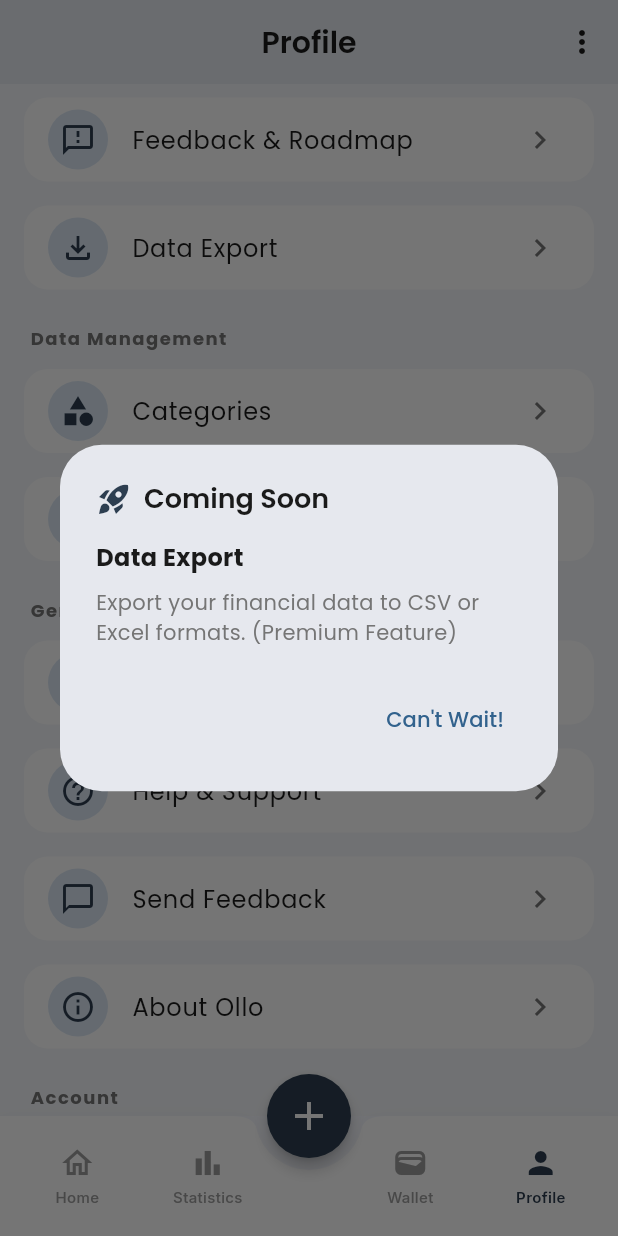
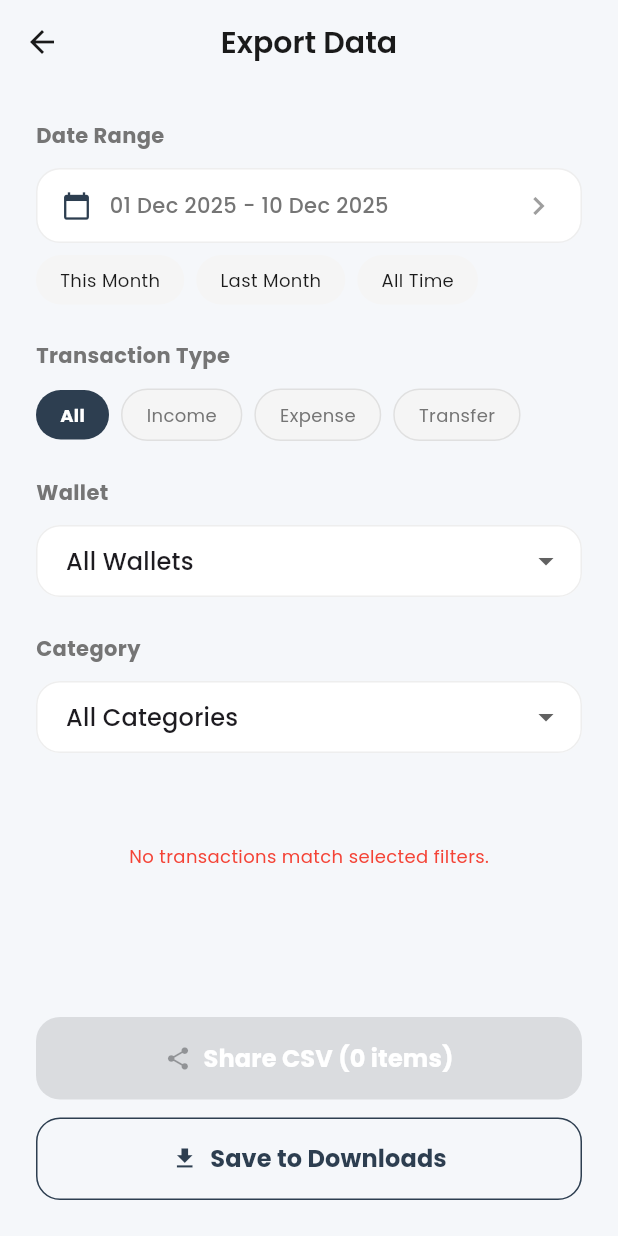
Before and after one commit to trianapriliant/Ollo, a Flutter app: the ProfileScreen screen opened by its route, scrolled down 576 dp, after a tap on "Data Export", on a phone screen of 412 x 824 dp. Run offline on Flutter 3.47's test engine with Material 3 defaults, Android fonts, the phone set to English and light mode, and no system bars; our stand-ins replace camera, csv, fl_chart, flutter_native_splash, flutter_riverpod, flutter_svg and 9 more; missing offline and left inert: google_mlkit_text_recognition, home_widget; accounts and stored records are empty; generated files the repository leaves out were written again; project files that could hold a hidden picture were left out.

Commit message:
chore: data export to csv

```diff
--- /dev/null
+++ b/lib/src/features/profile/application/data_export_service.dart
@@ -0,0 +1,220 @@
+import 'dart:io';
+import 'package:flutter_riverpod/flutter_riverpod.dart';
+import 'package:csv/csv.dart';
+import 'package:path_provider/path_provider.dart';
+import 'package:share_plus/share_plus.dart';
+import 'package:intl/intl.dart';
+import '../../transactions/data/transaction_repository.dart';
+import '../../wallets/data/wallet_repository.dart';
+import 'package:permission_handler/permission_handler.dart';
+import 'package:flutter/services.dart'; // For platform check if needed or use dart:io
+import '../../categories/data/category_repository.dart';
+import '../../transactions/domain/transaction.dart';
+
+final dataExportServiceProvider = Provider((ref) => DataExportService(ref));
+
+class DataExportService {
+  final Ref _ref;
+
+  DataExportService(this._ref);
+
+  Future<void> exportTransactionsToCsv({
+    required DateTime startDate,
+    required DateTime endDate,
+    String? walletId,
+    String? categoryId,
+    TransactionType? type,
+  }) async {
+    // 5. Generate CSV Data
+    final csvData = await _generateCsvData(
+      startDate: startDate,
+      endDate: endDate,
+      walletId: walletId,
+      categoryId: categoryId,
+      type: type,
+    );
+
+    // 6. Save to Temp File
+    final directory = await getTemporaryDirectory();
+    final path = "${directory.path}/ollo_export_${DateFormat('yyyyMMdd_HHmmss').format(DateTime.now())}.csv";
+    final file = File(path);
+    await file.writeAsString(csvData);
+
+    // 7. Share File
+    await Share.shareXFiles([XFile(path, mimeType: 'text/csv')], text: 'Here is my Ollo transaction data!');
+  }
+
+  Future<String> saveToDownloads({
+    required DateTime startDate,
+    required DateTime endDate,
+    String? walletId,
+    String? categoryId,
+    TransactionType? type,
+  }) async {
+    // 1. Generate CSV Data
+    final csvData = await _generateCsvData(
+       startDate: startDate,
+       endDate: endDate,
+       walletId: walletId,
+       categoryId: categoryId,
+       type: type
+    );
+
+    // 2. Determine Path
+    String? downloadPath;
+    if (Platform.isAndroid) {
+      downloadPath = '/storage/emulated/0/Download';
+    } else {
+      final dir = await getDownloadsDirectory();
+      downloadPath = dir?.path ?? (await getApplicationDocumentsDirectory()).path;
+    }
+
+    final fileName = "ollo_export_${DateFormat('yyyyMMdd_HHmmss').format(DateTime.now())}.csv";
+    final path = "$downloadPath/$fileName";
+    final file = File(path);
+
+    // 3. Write
+    try {
+        await file.writeAsString(csvData);
+        return path;
+    } catch (e) {
+        // Fallback for some restricted environments: try app docs
+        final docsDir = await getApplicationDocumentsDirectory();
+        final fallbackPath = "${docsDir.path}/$fileName";
+        final fallbackFile = File(fallbackPath);
+        await fallbackFile.writeAsString(csvData);
+        return fallbackPath;
+    }
+  }
+
+  Future<String> _generateCsvData({
+    required DateTime startDate,
+    required DateTime endDate,
+    String? walletId,
+    String? categoryId,
+    TransactionType? type,
+  }) async {
+    final transactionRepo = await _ref.read(transactionRepositoryProvider.future);
+    final walletRepo = await _ref.read(walletRepositoryProvider.future);
+    final categoryRepo = await _ref.read(categoryRepositoryProvider.future);
+
+    final allTransactions = await transactionRepo.getAllTransactions();
+    final wallets = await walletRepo.watchWallets().first;
+    final categories = await categoryRepo.getAllCategories();
+
+    final transactions = _filterTransactions(
+      allTransactions,
+      startDate: startDate,
+      endDate: endDate,
+      walletId: walletId,
+      categoryId: categoryId,
+      type: type,
+    );
+
+    if (transactions.isEmpty) {
+      throw Exception("No transactions match the selected filters");
+    }
+
+    final List<List<dynamic>> rows = [];
+    rows.add([ "Date", "Title", "Type", "Wallet", "Destination Wallet", "Category", "SubCategory", "Amount", "Note" ]);
+
+    final dateFormat = DateFormat('yyyy-MM-dd HH:mm:ss');
+
+    for (var t in transactions) {
+      final wallet = wallets.firstWhere((w) {
+         return (w.externalId ?? w.id.toString()) == t.walletId;
+      }, orElse: () => wallets.first);
+
+      String destWalletName = "";
+      if (t.destinationWalletId != null) {
+         final destWallet = wallets.firstWhere((w) {
+            return (w.externalId ?? w.id.toString()) == t.destinationWalletId;
+         }, orElse: () => wallets.first);
+         destWalletName = destWallet.name;
+      }
+
+      String categoryName = "";
+      if (t.categoryId != null) {
+         if (t.categoryId == 'bills') categoryName = "Bills";
+         else if (t.categoryId == 'wishlist') categoryName = "Wishlist";
+         else if (t.categoryId == 'debt') categoryName = "Debt";
+         else if (['notes', 'note', 'Smart Notes', 'smart notes'].contains(t.categoryId)) categoryName = "Smart Notes";
+         else {
+            final cat = categories.firstWhere((c) {
+               return (c.externalId ?? c.id.toString()) == t.categoryId;
+            }, orElse: () => categories.firstWhere((c) => c.name == 'Others', orElse: () => categories.first));
+            categoryName = cat.name;
+         }
+      }
+
+      rows.add([
+        dateFormat.format(t.date),
+        t.title,
+        t.type.name.toUpperCase(),
+        wallet.name,
+        destWalletName,
+        categoryName,
+        t.subCategoryName ?? "",
+        t.amount,
+        t.note ?? "",
+      ]);
+    }
+
+    return const ListToCsvConverter().convert(rows);
+  }
+
+  Future<int> getFilteredTransactionCount({
+    required DateTime startDate,
+    required DateTime endDate,
+    String? walletId,
+    String? categoryId,
+    TransactionType? type,
+  }) async {
+    final transactionRepo = await _ref.read(transactionRepositoryProvider.future);
+    final allTransactions = await transactionRepo.getAllTransactions();
+
+    final filtered = _filterTransactions(
+      allTransactions,
+      startDate: startDate,
+      endDate: endDate,
+      walletId: walletId,
+      categoryId: categoryId,
+      type: type,
+    );
+
+    return filtered.length;
+  }
+
+  List<Transaction> _filterTransactions(
+    List<Transaction> transactions, {
+    required DateTime startDate,
+    required DateTime endDate,
+    String? walletId,
+    String? categoryId,
+    TransactionType? type,
+  }) {
+    // Normalize dates
+    final start = DateTime(startDate.year, startDate.month, startDate.day);
+    final end = DateTime(endDate.year, endDate.month, endDate.day, 23, 59, 59);
+
+    return transactions.where((t) {
+      // Date Filter
+      if (t.date.isBefore(start) || t.date.isAfter(end)) return false;
+
+      // Type Filter
+      if (type != null && t.type != type) return false;
+
+      // Wallet Filter
+      if (walletId != null && t.walletId != walletId) return false;
+
+      // Category Filter
+      if (categoryId != null) {
+        // Special System Categories are handled by ID string check
+        // Regular categories match by ID
+        if (t.categoryId != categoryId) return false;
+      }
+
+      return true;
+    }).toList();
+  }
+}
--- /dev/null
+++ b/lib/src/features/profile/presentation/data_export_screen.dart
@@ -0,0 +1,453 @@
+import 'package:flutter/material.dart';
+import 'package:flutter_riverpod/flutter_riverpod.dart';
+import 'package:go_router/go_router.dart';
+import 'package:intl/intl.dart';
+import '../../../constants/app_colors.dart';
+import '../../../constants/app_text_styles.dart';
+// If CustomDatePicker is not flexible enough, we'll use standard showDateRangePicker
+import '../../wallets/presentation/wallet_provider.dart';
+import '../../categories/data/category_repository.dart';
+import '../../transactions/domain/transaction.dart';
+import '../../profile/application/data_export_service.dart';
+
+class DataExportScreen extends ConsumerStatefulWidget {
+  const DataExportScreen({super.key});
+
+  @override
+  ConsumerState<DataExportScreen> createState() => _DataExportScreenState();
+}
+
+class _DataExportScreenState extends ConsumerState<DataExportScreen> {
+  // Filters
+  DateTime _startDate = DateTime.now().subtract(const Duration(days: 30));
+  DateTime _endDate = DateTime.now();
+  String? _selectedWalletId;
+  String? _selectedCategoryId;
+  TransactionType? _selectedType;
+
+  // State
+  int _transactionCount = 0;
+  bool _isLoadingCount = true;
+  bool _isExporting = false;
+
+  @override
+  void initState() {
+    super.initState();
+    // Initialize defaults (e.g. This Month)
+    final now = DateTime.now();
+    _startDate = DateTime(now.year, now.month, 1);
+    _endDate = now;
+
+    _refreshCount();
+  }
+
+  void _refreshCount() async {
+    if (!mounted) return;
+    setState(() => _isLoadingCount = true);
+
+    try {
+      final service = ref.read(dataExportServiceProvider);
+      final count = await service.getFilteredTransactionCount(
+        startDate: _startDate,
+        endDate: _endDate,
+        walletId: _selectedWalletId,
+        categoryId: _selectedCategoryId,
+        type: _selectedType,
+      );
+
+      if (mounted) {
+        setState(() {
+          _transactionCount = count;
+          _isLoadingCount = false;
+        });
+      }
+    } catch (e) {
+      if (mounted) setState(() => _isLoadingCount = false);
+    }
+  }
+
+  Future<void> _handleExport() async {
+    setState(() => _isExporting = true);
+    try {
+      final service = ref.read(dataExportServiceProvider);
+      await service.exportTransactionsToCsv(
+        startDate: _startDate,
+        endDate: _endDate,
+        walletId: _selectedWalletId,
+        categoryId: _selectedCategoryId,
+        type: _selectedType,
+      );
+    } catch (e) {
+      ScaffoldMessenger.of(context).showSnackBar(
+        SnackBar(content: Text('Export failed: $e'), backgroundColor: Colors.red),
+      );
+    } finally {
+      if (mounted) setState(() => _isExporting = false);
+    }
+  }
+
+  Future<void> _handleSaveToDownloads() async {
+    setState(() => _isExporting = true);
+    try {
+      final service = ref.read(dataExportServiceProvider);
+      final path = await service.saveToDownloads(
+        startDate: _startDate,
+        endDate: _endDate,
+        walletId: _selectedWalletId,
+        categoryId: _selectedCategoryId,
+        type: _selectedType,
+      );
+
+      if (mounted) {
+         ScaffoldMessenger.of(context).showSnackBar(
+            SnackBar(
+               content: Text('File saved to: $path'),
+               backgroundColor: Colors.green,
+               duration: const Duration(seconds: 4),
+            ),
+         );
+      }
+    } catch (e) {
+      if (mounted) {
+         ScaffoldMessenger.of(context).showSnackBar(
+           SnackBar(content: Text('Save failed: $e'), backgroundColor: Colors.red),
+         );
+      }
+    } finally {
+      if (mounted) setState(() => _isExporting = false);
+    }
+  }
+
+  void _selectDateRange() async {
+    final picked = await showDateRangePicker(
+      context: context,
+      firstDate: DateTime(2020),
+      lastDate: DateTime.now(),
+      initialDateRange: DateTimeRange(start: _startDate, end: _endDate),
+      builder: (context, child) {
+        return Theme(
+          data: Theme.of(context).copyWith(
+            colorScheme: const ColorScheme.light(
+              primary: AppColors.primary,
+              onPrimary: Colors.white,
+              onSurface: AppColors.textPrimary,
+            ),
+          ),
+          child: child!,
+        );
+      },
+    );
+
+    if (picked != null) {
+      setState(() {
+        _startDate = picked.start;
+        _endDate = picked.end;
+      });
+      _refreshCount();
+    }
+  }
+
+  @override
+  Widget build(BuildContext context) {
+    final walletsAsync = ref.watch(walletListProvider);
+    final categoriesAsync = ref.watch(allCategoriesStreamProvider);
+
+    return Scaffold(
+      backgroundColor: AppColors.background,
+      appBar: AppBar(
+        backgroundColor: Colors.transparent,
+        elevation: 0,
+        leading: IconButton(
+          icon: const Icon(Icons.arrow_back, color: AppColors.textPrimary),
+          onPressed: () => context.pop(),
+        ),
+        title: Text('Export Data', style: AppTextStyles.h2),
+        centerTitle: true,
+      ),
+      body: SingleChildScrollView(
+        padding: const EdgeInsets.all(24.0),
+        child: Column(
+          crossAxisAlignment: CrossAxisAlignment.start,
+          children: [
+            // Date Range Section
+             _buildSectionTitle('Date Range'),
+            const SizedBox(height: 12),
+            GestureDetector(
+              onTap: _selectDateRange,
+              child: Container(
+                padding: const EdgeInsets.symmetric(horizontal: 16, vertical: 12),
+                decoration: BoxDecoration(
+                  color: Colors.white,
+                  borderRadius: BorderRadius.circular(16),
+                  border: Border.all(color: Colors.grey[200]!),
+                ),
+                child: Row(
+                  children: [
+                    const Icon(Icons.calendar_today, color: AppColors.primary, size: 20),
+                    const SizedBox(width: 12),
+                    Expanded(
+                      child: Text(
+                        '${DateFormat('dd MMM yyyy').format(_startDate)} - ${DateFormat('dd MMM yyyy').format(_endDate)}',
+                        style: AppTextStyles.bodyMedium.copyWith(fontWeight: FontWeight.w500),
+                      ),
+                    ),
+                    const Icon(Icons.chevron_right, color: Colors.grey),
+                  ],
+                ),
+              ),
+            ),
+            const SizedBox(height: 8),
+            // Quick Presets
+            SingleChildScrollView(
+              scrollDirection: Axis.horizontal,
+              child: Row(
+                children: [
+                   _buildChip('This Month', () {
+                      final now = DateTime.now();
+                      setState(() {
+                         _startDate = DateTime(now.year, now.month, 1);
+                         _endDate = now;
+                      });
+                      _refreshCount();
+                   }, isSelected: false), // Logic to highlight complex
+                   const SizedBox(width: 8),
+                   _buildChip('Last Month', () {
+                      final now = DateTime.now();
+                      final start = DateTime(now.year, now.month - 1, 1);
+                      final end = DateTime(now.year, now.month, 0);
+                      setState(() {
+                         _startDate = start;
+                         _endDate = end;
+                      });
+                      _refreshCount();
+                   }, isSelected: false),
+                   const SizedBox(width: 8),
+                   _buildChip('All Time', () {
+                      setState(() {
+                         _startDate = DateTime(2020);
+                         _endDate = DateTime.now();
+                      });
+                      _refreshCount();
+                   }, isSelected: false),
+                ],
+              ),
+            ),
+
+            const SizedBox(height: 24),
+
+            // Type Filter
+            _buildSectionTitle('Transaction Type'),
+            const SizedBox(height: 12),
+            SingleChildScrollView(
+              scrollDirection: Axis.horizontal,
+              child: Row(
+                children: [
+                  _buildTypeChip('All', null),
+                  const SizedBox(width: 8),
+                  _buildTypeChip('Income', TransactionType.income),
+                  const SizedBox(width: 8),
+                  _buildTypeChip('Expense', TransactionType.expense),
+                  const SizedBox(width: 8),
+                  _buildTypeChip('Transfer', TransactionType.transfer),
+                ],
+              ),
+            ),
+
+            const SizedBox(height: 24),
+
+            // Wallet Filter
+            _buildSectionTitle('Wallet'),
+            const SizedBox(height: 12),
+            walletsAsync.when(
+              data: (wallets) => DropdownButtonFormField<String?>(
+                value: _selectedWalletId,
+                decoration: _dropdownDecoration(),
+                items: [
+                  const DropdownMenuItem(value: null, child: Text('All Wallets')),
+                  ...wallets.map((w) => DropdownMenuItem(
+                    value: w.externalId ?? w.id.toString(),
+                    child: Text(w.name),
+                  )),
+                ],
+                onChanged: (val) {
+                  setState(() => _selectedWalletId = val);
+                  _refreshCount();
+                },
+              ),
+              loading: () => const LinearProgressIndicator(),
+              error: (_, __) => const SizedBox(),
+            ),
+
+            const SizedBox(height: 24),
+
+            // Category Filter
+            _buildSectionTitle('Category'),
+            const SizedBox(height: 12),
+            categoriesAsync.when(
+              data: (categories) => DropdownButtonFormField<String?>(
+                value: _selectedCategoryId,
+                decoration: _dropdownDecoration(),
+                items: [
+                  const DropdownMenuItem(value: null, child: Text('All Categories')),
+                  // Add special categories manually if desired, or skip
+                  ...categories.map((c) => DropdownMenuItem(
+                    value: c.externalId ?? c.id.toString(),
+                    child: Text(c.name),
+                  )),
+                ],
+                onChanged: (val) {
+                  setState(() => _selectedCategoryId = val);
+                  _refreshCount();
+                },
+              ),
+              loading: () => const LinearProgressIndicator(),
+              error: (_, __) => const SizedBox(),
+            ),
+
+            const SizedBox(height: 48),
+
+            if (_transactionCount == 0 && !_isLoadingCount)
+                Padding(
+                  padding: const EdgeInsets.only(top: 12),
+                  child: Center(
+                    child: Text(
+                      'No transactions match selected filters.',
+                      style: AppTextStyles.bodySmall.copyWith(color: Colors.red),
+                    ),
+                  ),
+                ),
+          ],
+        ),
+      ),
+      bottomNavigationBar: SafeArea(
+        child: Padding(
+          padding: const EdgeInsets.all(24.0),
+          child: Column(
+            mainAxisSize: MainAxisSize.min,
+            children: [
+              // Export Button (Share)
+              SizedBox(
+                width: double.infinity,
+                child: ElevatedButton.icon(
+                  onPressed: _isExporting || _transactionCount == 0
+                    ? null
+                    : _handleExport,
+                  style: ElevatedButton.styleFrom(
+                    backgroundColor: AppColors.primary,
+                    foregroundColor: Colors.white,
+                    padding: const EdgeInsets.symmetric(vertical: 16),
+                    shape: RoundedRectangleBorder(borderRadius: BorderRadius.circular(16)),
+                    elevation: 0,
+                  ),
+                  icon: _isExporting
+                    ? const SizedBox(width: 20, height: 20, child: CircularProgressIndicator(color: Colors.white, strokeWidth: 2))
+                    : const Icon(Icons.share),
+                  label: Text(
+                        _isLoadingCount
+                            ? 'Calculating...'
+                            : 'Share CSV ($_transactionCount items)',
+                        style: AppTextStyles.bodyLarge.copyWith(
+                          color: Colors.white,
+                          fontWeight: FontWeight.bold
+                        ),
+                    ),
+                ),
+              ),
+              const SizedBox(height: 12),
+              // Save to Downloads Button
+              SizedBox(
+                width: double.infinity,
+                child: OutlinedButton.icon(
+                   onPressed: _isExporting || _transactionCount == 0
+                    ? null
+                    : _handleSaveToDownloads,
+                   style: OutlinedButton.styleFrom(
+                      padding: const EdgeInsets.symmetric(vertical: 16),
+                      side: const BorderSide(color: AppColors.primary),
+                      shape: RoundedRectangleBorder(borderRadius: BorderRadius.circular(16)),
+                   ),
+                   icon: const Icon(Icons.download, color: AppColors.primary),
+                   label: const Text(
+                      "Save to Downloads",
+                      style: TextStyle(color: AppColors.primary, fontWeight: FontWeight.bold, fontSize: 16)
+                   ),
+                ),
+              ),
+            ],
+          ),
+        ),
+      ),
+    );
+  }
+
+  Widget _buildSectionTitle(String title) {
+    return Text(
+      title,
+      style: AppTextStyles.bodyMedium.copyWith(
+        fontWeight: FontWeight.bold,
+        color: AppColors.textSecondary
+      ),
+    );
+  }
+
+  InputDecoration _dropdownDecoration() {
+    return InputDecoration(
+      filled: true,
+      fillColor: Colors.white,
+      contentPadding: const EdgeInsets.symmetric(horizontal: 16, vertical: 12),
+      border: OutlineInputBorder(
+        borderRadius: BorderRadius.circular(16),
+        borderSide: BorderSide(color: Colors.grey[200]!),
+      ),
+      enabledBorder: OutlineInputBorder(
+         borderRadius: BorderRadius.circular(16),
+         borderSide: BorderSide(color: Colors.grey[200]!),
+      ),
+    );
+  }
+
+  Widget _buildChip(String label, VoidCallback onTap, {required bool isSelected}) {
+     return InkWell(
+        onTap: onTap,
+        child: Container(
+           padding: const EdgeInsets.symmetric(horizontal: 16, vertical: 8),
+           decoration: BoxDecoration(
+              color: isSelected ? AppColors.primary : Colors.grey[100],
+              borderRadius: BorderRadius.circular(20),
+           ),
+           child: Text(
+              label,
+              style: AppTextStyles.bodySmall.copyWith(
+                 color: isSelected ? Colors.white : AppColors.textPrimary,
+                 fontWeight: isSelected ? FontWeight.bold : FontWeight.normal,
+              ),
+           ),
+        ),
+     );
+  }
+
+  Widget _buildTypeChip(String label, TransactionType? type) {
+    bool isSelected = _selectedType == type;
+    return InkWell(
+      onTap: () {
+        setState(() => _selectedType = type);
+        _refreshCount();
+      },
+      child: Container(
+        padding: const EdgeInsets.symmetric(horizontal: 16, vertical: 8),
+        decoration: BoxDecoration(
+          color: isSelected ? AppColors.primary : Colors.grey[100],
+          borderRadius: BorderRadius.circular(20),
+          border: isSelected ? null : Border.all(color: Colors.grey[300]!),
+        ),
+        child: Text(
+          label,
+          style: AppTextStyles.bodySmall.copyWith(
+            color: isSelected ? Colors.white : AppColors.textSecondary,
+             fontWeight: isSelected ? FontWeight.bold : FontWeight.normal,
+          ),
+        ),
+      ),
+    );
+  }
+}
--- a/lib/src/features/profile/presentation/profile_screen.dart
+++ b/lib/src/features/profile/presentation/profile_screen.dart
@@ -21,7 +21,9 @@ import 'widgets/developer_options_helper.dart';
 import 'widgets/premium_status_card.dart';
 import 'widgets/profile_header.dart';
 import 'widgets/profile_menu_item.dart';
+import 'widgets/profile_menu_item.dart';
 import 'widgets/profile_menu_section.dart';
+import '../../profile/application/data_export_service.dart';
 
 class ProfileScreen extends ConsumerWidget {
   const ProfileScreen({super.key});
@@ -101,7 +103,7 @@ class ProfileScreen extends ConsumerWidget {
                   icon: Icons.file_download_outlined,
                   title: 'Data Export',
                   onTap: () {
-                     _showComingSoonDialog(context, 'Data Export', 'Export your financial data to CSV or Excel formats. (Premium Feature)');
+                     context.push('/data-export');
                   },
                 ),
                 const SizedBox(height: 24),
--- a/lib/src/routing/app_router.dart
+++ b/lib/src/routing/app_router.dart
@@ -54,6 +54,7 @@ import '../features/onboarding/data/onboarding_repository.dart';
 import '../features/onboarding/presentation/onboarding_screen.dart';
 import '../features/reimbursement/presentation/reimburse_screen.dart';
 import '../features/reimbursement/presentation/add_reimburse_screen.dart';
+import '../features/profile/presentation/data_export_screen.dart';
 
 final goRouterProvider = Provider<GoRouter>((ref) {
   final rootNavigatorKey = GlobalKey<NavigatorState>();
@@ -372,6 +373,10 @@ final goRouterProvider = Provider<GoRouter>((ref) {
         builder: (context, state) => const AboutOlloScreen(),
       ),
       GoRoute(
+        path: '/data-export',
+        builder: (context, state) => const DataExportScreen(),
+      ),
+      GoRoute(
         path: '/reimburse',
         builder: (context, state) => const ReimburseScreen(),
         routes: [
--- a/pubspec.yaml
+++ b/pubspec.yaml
@@ -32,6 +32,8 @@ dependencies:
   permission_handler: ^11.3.1
   camera: ^0.10.5
   camera_windows: ^0.2.6+4
+  csv: ^6.0.0
+  share_plus: ^12.0.1
 
 dev_dependencies:
   flutter_test:
```
Also changed, not shown: lib/src/features/quick_record/application/quick_record_service.dart (line endings or trailing spaces), pubspec.lock, 4 other files.
